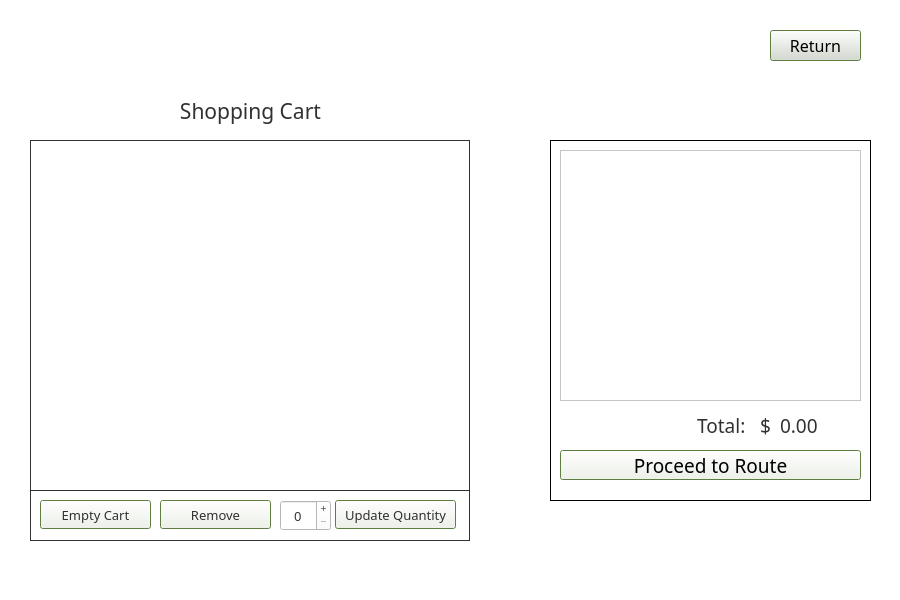
DannyCamacho/CollegeConnect, file shoppingcart.ui: the form before one commit.
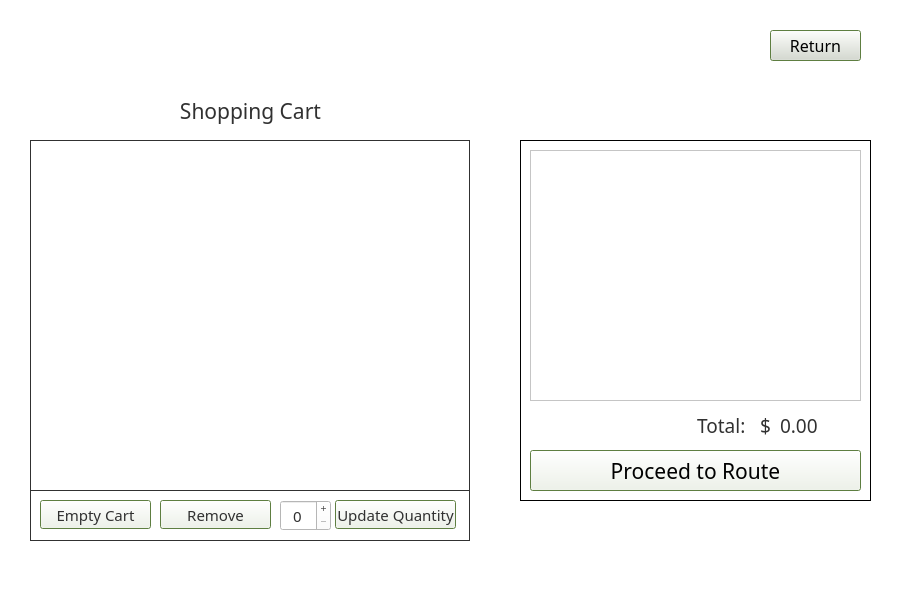
The form after the commit. Icons and pictures are not drawn.

The edit to the form file:
```diff
--- a/shoppingcart.ui
+++ b/shoppingcart.ui
@@ -69,9 +69,9 @@
    <widget class="QFrame" name="total_frame">
     <property name="geometry">
      <rect>
-      <x>550</x>
+      <x>520</x>
       <y>140</y>
-      <width>321</width>
+      <width>351</width>
       <height>361</height>
      </rect>
     </property>
@@ -90,20 +90,26 @@
       <rect>
        <x>10</x>
        <y>310</y>
-       <width>301</width>
-       <height>30</height>
+       <width>331</width>
+       <height>41</height>
       </rect>
      </property>
+     <property name="minimumSize">
+      <size>
+       <width>0</width>
+       <height>0</height>
+      </size>
+     </property>
      <property name="maximumSize">
       <size>
        <width>16777215</width>
-       <height>30</height>
+       <height>16777215</height>
       </size>
      </property>
      <property name="font">
       <font>
        <family>Mongolian Baiti</family>
-       <pointsize>14</pointsize>
+       <pointsize>16</pointsize>
        <bold>false</bold>
       </font>
      </property>
@@ -138,7 +144,7 @@
     <widget class="QLabel" name="total_amount">
      <property name="geometry">
       <rect>
-       <x>230</x>
+       <x>260</x>
        <y>270</y>
        <width>81</width>
        <height>31</height>
@@ -172,7 +178,7 @@
       <rect>
        <x>10</x>
        <y>270</y>
-       <width>211</width>
+       <width>241</width>
        <height>31</height>
       </rect>
      </property>
@@ -208,7 +214,7 @@
       <rect>
        <x>10</x>
        <y>10</y>
-       <width>301</width>
+       <width>331</width>
        <height>251</height>
       </rect>
      </property>
@@ -223,7 +229,7 @@
        <rect>
         <x>0</x>
         <y>0</y>
-        <width>301</width>
+        <width>331</width>
         <height>251</height>
        </rect>
       </property>
@@ -274,11 +280,14 @@
        <number>50</number>
       </attribute>
       <attribute name="horizontalHeaderDefaultSectionSize">
-       <number>235</number>
+       <number>250</number>
       </attribute>
       <attribute name="verticalHeaderVisible">
        <bool>false</bool>
       </attribute>
+      <attribute name="verticalHeaderDefaultSectionSize">
+       <number>40</number>
+      </attribute>
      </widget>
     </widget>
    </widget>
@@ -330,7 +339,7 @@
       <property name="font">
        <font>
         <family>Mongolian Baiti</family>
-        <pointsize>10</pointsize>
+        <pointsize>11</pointsize>
         <bold>false</bold>
        </font>
       </property>
@@ -376,7 +385,7 @@
       <property name="font">
        <font>
         <family>Mongolian Baiti</family>
-        <pointsize>10</pointsize>
+        <pointsize>11</pointsize>
         <bold>false</bold>
        </font>
       </property>
@@ -428,15 +437,16 @@
       <property name="font">
        <font>
         <family>Mongolian Baiti</family>
-        <pointsize>10</pointsize>
+        <pointsize>11</pointsize>
         <bold>false</bold>
        </font>
       </property>
       <property name="styleSheet">
        <string notr="true">color: rgb(49, 49, 49);
-background-color:  rgb(255, 255, 255);
-border-color:rgb(118, 158, 81);
-padding: 6px;</string>
+background-color: rgb(255, 255, 255);
+alternate-background-color: rgb(225, 225, 225);
+selection-color: rgb(49, 49, 49);
+selection-background-color: rgb(225, 225, 225);</string>
       </property>
       <property name="alignment">
        <set>Qt::AlignCenter</set>
@@ -466,7 +476,7 @@
       <property name="font">
        <font>
         <family>Mongolian Baiti</family>
-        <pointsize>10</pointsize>
+        <pointsize>11</pointsize>
         <bold>false</bold>
        </font>
       </property>
```
